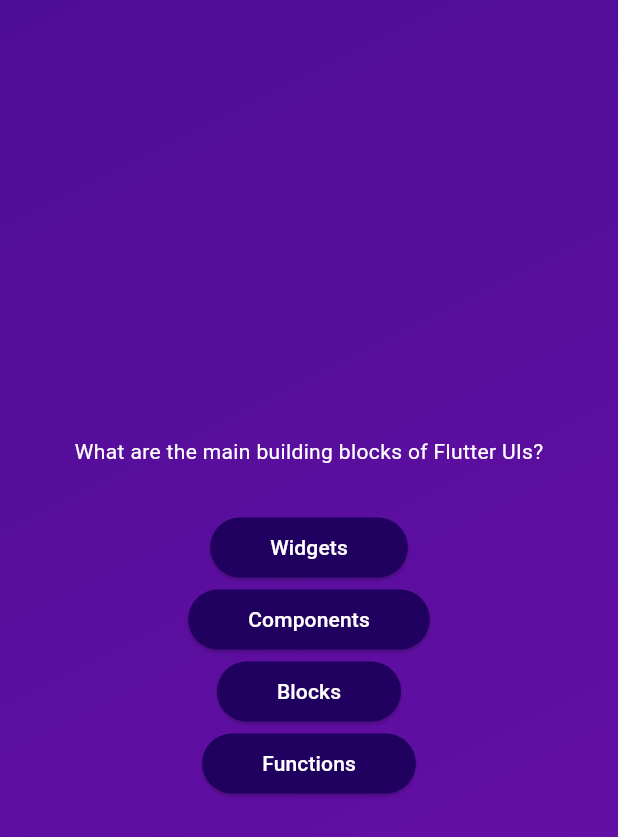
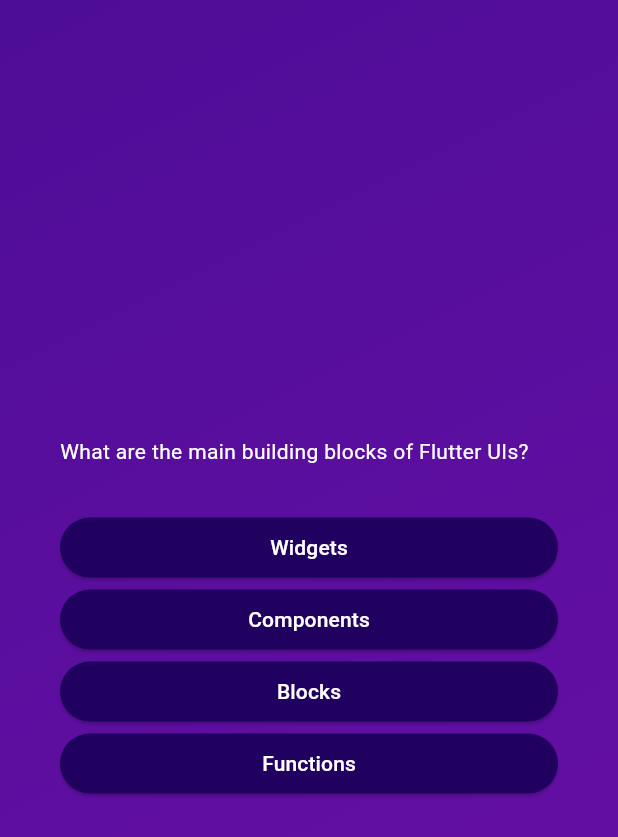
Before and after one commit to Ozy2022/Quiz-App, a Flutter app: the screen it shows after launch, after a tap on "Start Quiz", on a phone screen of 412 x 824 dp. Shown: the top 837 px of the screen. Run offline on Flutter 3.47's test engine with Material 3 defaults, Android fonts, the phone set to English and light mode, and no system bars.

Commit message:
adding padding and margin to the coulmn answers and wraping with a container, and adding text align as well.

```diff
--- a/lib/questions_screen.dart
+++ b/lib/questions_screen.dart
@@ -17,8 +17,11 @@ class _QuestionsScreenState extends State<QuestionsScreen> {
 
     return SizedBox(
       width: double.infinity,
+      child: Container(
+        margin: const EdgeInsets.all(40),
         child: Column(
           mainAxisAlignment: MainAxisAlignment.center,
+          crossAxisAlignment: CrossAxisAlignment.stretch,
           children: [
             Text(
               currentQuestion.text,
@@ -35,6 +38,7 @@ class _QuestionsScreenState extends State<QuestionsScreen> {
             }),
           ],
         ),
+      ),
     );
   }
 }
```
Lines whose indentation alone changed are shown as unchanged.
